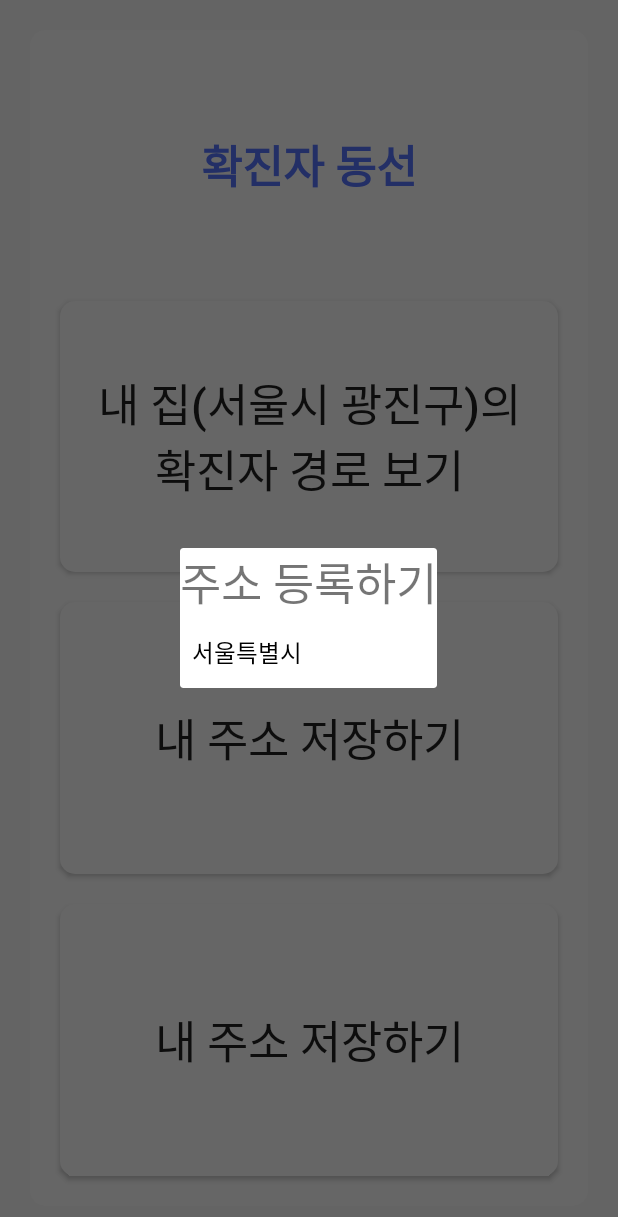
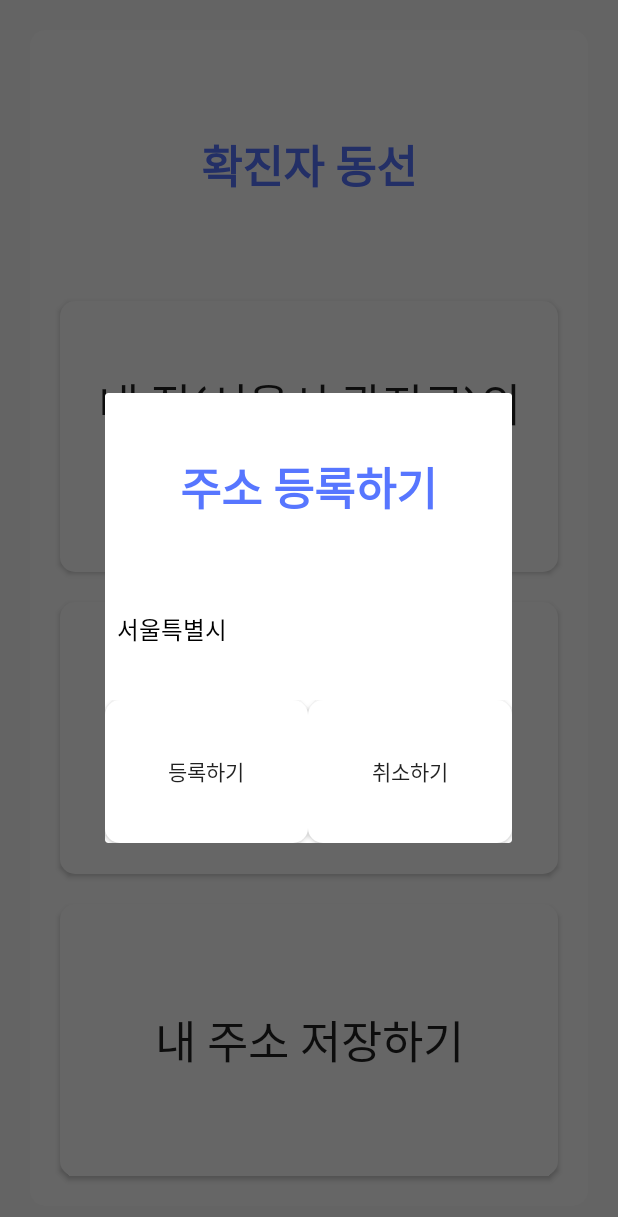
Before and after one commit to ykpark3/COZY, an Android app: the fragment MovingLineFragment shown on its own in the app's theme, after a tap on "내 집(서울시 광진구)의 확진자 경로 보기", on a phone screen of 412 x 824 dp. Shown: the top 1217 px of the screen. Run offline under Robolectric (Android 15) with nearby library versions, the phone set to English and light mode, and no system bars.

Commit message:
스피너 구현2

```diff
--- a/app/src/main/res/layout/dialog_adrress.xml
+++ b/app/src/main/res/layout/dialog_adrress.xml
@@ -1,26 +1,50 @@
 <?xml version="1.0" encoding="utf-8"?>
-<LinearLayout
-    xmlns:android="http://schemas.android.com/apk/res/android"
+<LinearLayout xmlns:android="http://schemas.android.com/apk/res/android"
     android:layout_width="match_parent"
-    android:layout_height="match_parent"
+    android:layout_height="300dp"
+    android:background="@drawable/button2"
     android:orientation="vertical">
 
     <TextView
         android:layout_width="match_parent"
         android:layout_height="0dp"
+        android:layout_marginRight="50dp"
+        android:layout_marginLeft="50dp"
+        android:layout_marginTop="15dp"
+        android:textColor="#5776ff"
+        android:textSize="30dp"
+        android:textStyle="bold"
+        android:gravity="center"
         android:layout_weight="1"
-        android:text="주소 등록하기"
-        android:textSize="30dp"/>
+        android:text="주소 등록하기" />
 
     <Spinner
+        android:id="@+id/adrress_dialog_spinner"
         android:layout_width="match_parent"
         android:layout_height="0dp"
         android:layout_weight="1"
-        android:id="@+id/adrress_dialog_spinner"
-        android:spinnerMode="dropdown"
         android:background="@drawable/button2"
-        />
+        android:spinnerMode="dropdown" />
 
+    <LinearLayout
+        android:layout_width="match_parent"
+        android:layout_height="0dp"
+        android:layout_weight="1">
+
+        <Button
+            android:layout_width="0dp"
+            android:layout_height="match_parent"
+            android:layout_weight="1"
+            android:text="등록하기"
+            android:background="@drawable/button2"/>
+        <Button
+            android:layout_width="0dp"
+            android:layout_height="match_parent"
+            android:layout_weight="1"
+            android:text="취소하기"
+            android:background="@drawable/button2"
+            />
+    </LinearLayout>
 
 
 </LinearLayout>
```
Also changed, not shown: app/gradle/wrapper/gradle-wrapper.properties (added), 5 other files.
